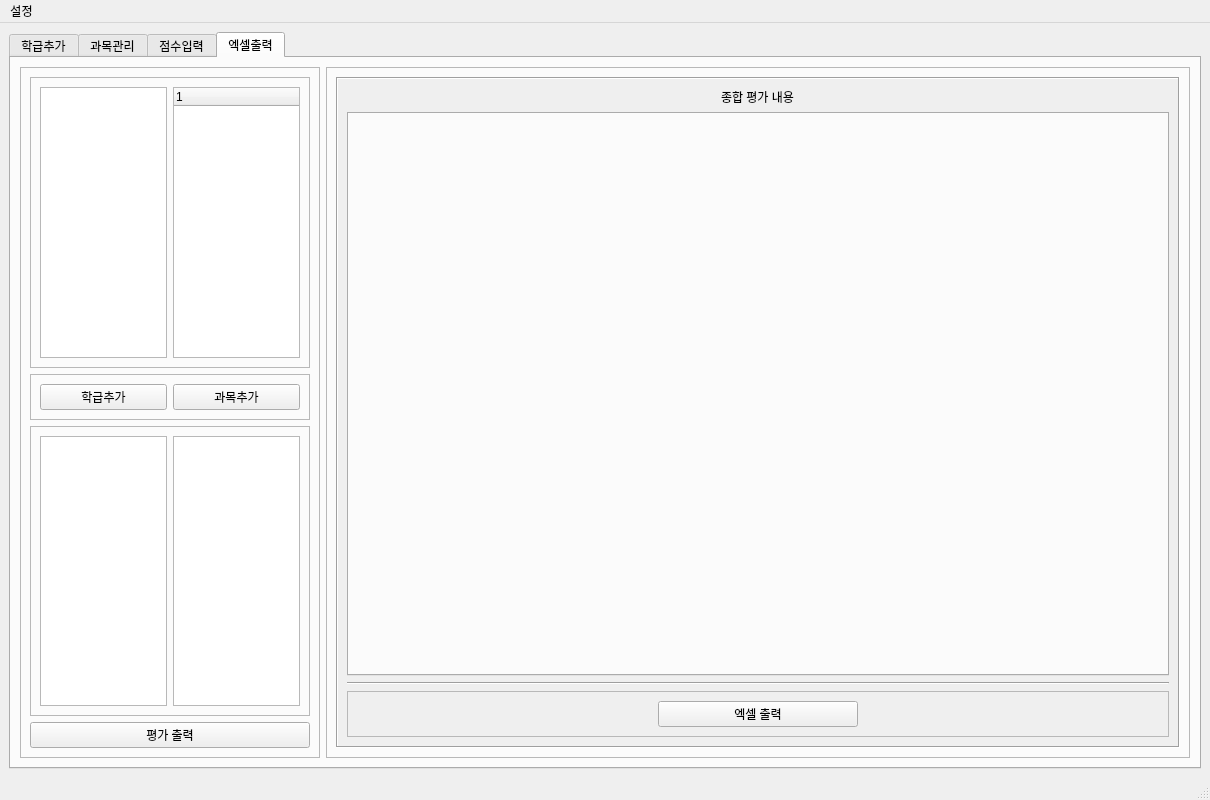
Above: manager.ui from chlwodud77/student-assesment-manager before the change. Below: the same form after it.
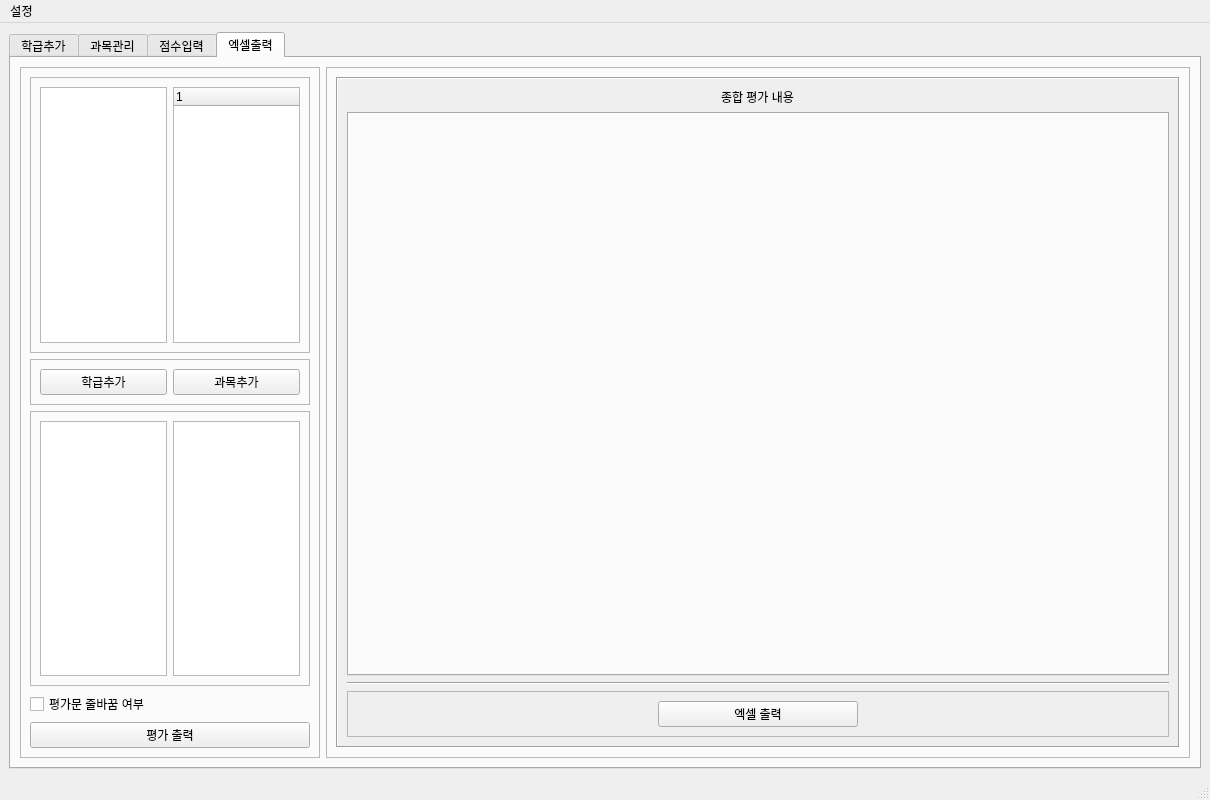
That is the form after the change. The open tabs and pages were chosen to show the change. Icons and pictures are not drawn.

Commit message: 엑셀 출력 줄바꿈 모드 추가

```diff
--- a/manager.ui
+++ b/manager.ui
@@ -1174,6 +1174,13 @@
              </layout>
             </widget>
            </item>
+           <item>
+            <widget class="QCheckBox" name="lineChangeCheckBox">
+             <property name="text">
+              <string>평가문 줄바꿈 여부</string>
+             </property>
+            </widget>
+           </item>
            <item>
             <widget class="QPushButton" name="multiAssesPrintBtn">
              <property name="cursor">
```
Left out of the diff: 10 changed lines with no effect on the pictures. The commit also changes 1 other file.
